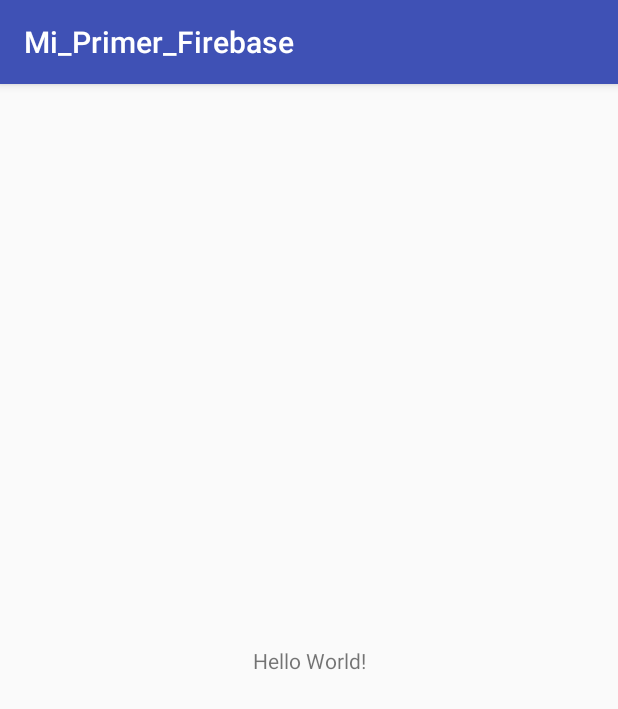
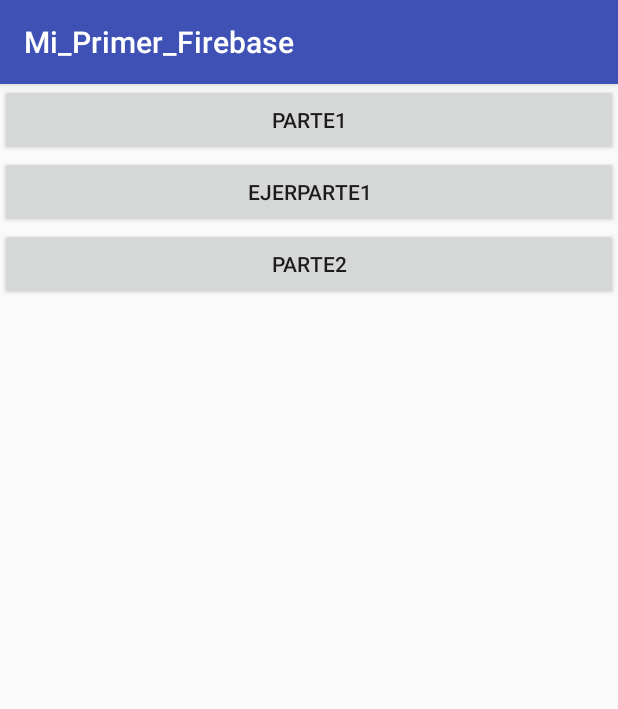
Before and after one commit to MenyScarlet/Mi_Primer_Firebase, an Android app: the screen it shows after launch (MainActivity), on a phone screen of 412 x 824 dp. Shown: the top 709 px of the screen. Run offline under Robolectric (Android 15) with nearby library versions, the phone set to English and light mode, and no system bars.

```diff
--- a/app/build.gradle
+++ b/app/build.gradle
@@ -26,5 +26,6 @@ dependencies {
     androidTestImplementation 'com.android.support.test:runner:1.0.1'
     androidTestImplementation 'com.android.support.test.espresso:espresso-core:3.0.1'
     compile 'com.google.firebase:firebase-core:11.8.0'
+    compile 'com.google.firebase:firebase-database:11.8.0'
 }
 apply plugin: 'com.google.gms.google-services'
--- a/app/src/main/AndroidManifest.xml
+++ b/app/src/main/AndroidManifest.xml
@@ -16,6 +16,9 @@
                 <category android:name="android.intent.category.LAUNCHER" />
             </intent-filter>
         </activity>
+        <activity android:name=".Parte1Activity" />
+        <activity android:name=".Parte2Activity" />
+        <activity android:name=".EjerParte1Activity"></activity>
     </application>
 
 </manifest>
--- a/app/src/main/res/layout/activity_main.xml
+++ b/app/src/main/res/layout/activity_main.xml
@@ -1,18 +1,30 @@
 <?xml version="1.0" encoding="utf-8"?>
-<android.support.constraint.ConstraintLayout xmlns:android="http://schemas.android.com/apk/res/android"
+<LinearLayout xmlns:android="http://schemas.android.com/apk/res/android"
     xmlns:app="http://schemas.android.com/apk/res-auto"
     xmlns:tools="http://schemas.android.com/tools"
     android:layout_width="match_parent"
     android:layout_height="match_parent"
+    android:orientation="vertical"
     tools:context="com.example.mi_primer_firebase.MainActivity">
 
-    <TextView
-        android:layout_width="wrap_content"
+
+    <Button
+        android:id="@+id/button2"
+        android:layout_width="match_parent"
         android:layout_height="wrap_content"
-        android:text="Hello World!"
-        app:layout_constraintBottom_toBottomOf="parent"
-        app:layout_constraintLeft_toLeftOf="parent"
-        app:layout_constraintRight_toRightOf="parent"
-        app:layout_constraintTop_toTopOf="parent" />
+        android:text="Parte1"
+        android:onClick="clickParte1"/>
 
-</android.support.constraint.ConstraintLayout>
+    <Button
+        android:id="@+id/button4"
+        android:layout_width="match_parent"
+        android:layout_height="wrap_content"
+        android:text="EjerParte1" />
+
+    <Button
+        android:id="@+id/button3"
+        android:layout_width="match_parent"
+        android:layout_height="wrap_content"
+        android:text="Parte2"
+        android:onClick="clickParte2"/>
+</LinearLayout>
```
Also changed, not shown: app/src/main/java/com/example/mi_primer_firebase/EjerParte1Activity.java (added, +13 -0 lines), app/src/main/java/com/example/mi_primer_firebase/Jugador.java (added, +55 -0 lines), app/src/main/java/com/example/mi_primer_firebase/MainActivity.java (+15 -0 lines), app/src/main/java/com/example/mi_primer_firebase/Parte1Activity.java (added, +58 -0 lines), app/src/main/java/com/example/mi_primer_firebase/Parte2Activity.java (added, +13 -0 lines), app/src/main/res/layout/activity_ejer_parte1.xml (added, +62 -0 lines), app/src/main/res/layout/activity_parte1.xml (added, +15 -0 lines), app/src/main/res/layout/activity_parte2.xml (added, +9 -0 lines).
